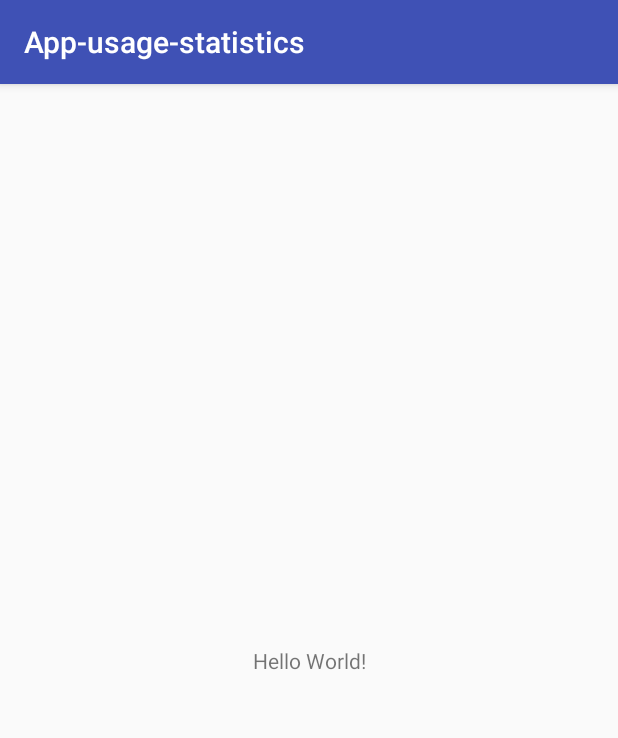
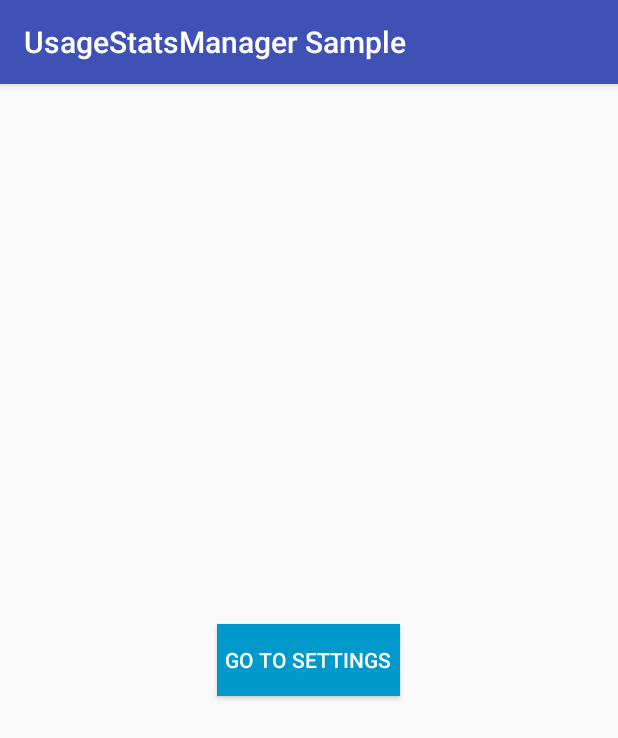
Before and after one commit to arpit7714/App-usage-statistics, an Android app: the screen it shows after launch (MainActivity), on a phone screen of 412 x 824 dp. Shown: the top 738 px of the screen. Run offline under Robolectric (Android 15) with nearby library versions, the phone set to English and light mode, and no system bars.

Commit message:
change mainactivity

```diff
--- a/app/build.gradle
+++ b/app/build.gradle
@@ -1,11 +1,11 @@
 apply plugin: 'com.android.application'
 
 android {
-    compileSdkVersion 27
+    compileSdkVersion 25
     defaultConfig {
         applicationId "com.example.dell.app_usage_statistics"
         minSdkVersion 21
-        targetSdkVersion 27
+        targetSdkVersion 25
         versionCode 1
         versionName "1.0"
         testInstrumentationRunner "android.support.test.runner.AndroidJUnitRunner"
@@ -20,9 +20,14 @@ android {
 
 dependencies {
     implementation fileTree(dir: 'libs', include: ['*.jar'])
-    implementation 'com.android.support:appcompat-v7:27.1.1'
+    implementation 'com.android.support:appcompat-v7:25.1.1'
     implementation 'com.android.support.constraint:constraint-layout:1.1.3'
     testImplementation 'junit:junit:4.12'
     androidTestImplementation 'com.android.support.test:runner:1.0.2'
     androidTestImplementation 'com.android.support.test.espresso:espresso-core:3.0.2'
+    implementation fileTree(dir: 'libs', include: ['*.jar'])
+    androidTestImplementation('com.android.support.test.espresso:espresso-core:2.2.2', {
+        exclude group: 'com.android.support', module: 'support-annotations'
+    })
+    implementation 'com.android.support:recyclerview-v7:25.1.0'
 }
--- a/app/src/main/java/com/example/dell/app_usage_statistics/MainActivity.java
+++ b/app/src/main/java/com/example/dell/app_usage_statistics/MainActivity.java
@@ -2,12 +2,54 @@ package com.example.dell.app_usage_statistics;
 
 import android.support.v7.app.AppCompatActivity;
 import android.os.Bundle;
+import android.widget.AbsListView;
+import android.app.ActionBar;
+import android.app.AppOpsManager;
+import android.app.FragmentManager;
+import android.app.FragmentTransaction;
+import android.content.Context;
+import android.content.Intent;
+import android.graphics.Color;
+import android.graphics.drawable.ColorDrawable;
+import android.location.SettingInjectorService;
+import android.os.AsyncTask;
+import android.os.Bundle;
+import android.provider.Settings;
+import android.support.v4.widget.SwipeRefreshLayout;
+import android.support.v7.app.AppCompatActivity;
+import android.support.v7.widget.DividerItemDecoration;
+import android.support.v7.widget.LinearLayoutManager;
+import android.support.v7.widget.RecyclerView;
+import android.transition.Fade;
+import android.util.Log;
+import android.view.View;
+import android.view.Window;
+import android.widget.ArrayAdapter;
+import android.widget.Button;
+import android.widget.ProgressBar;
+import android.widget.Spinner;
+import android.widget.TextView;
+import android.widget.Button;
+import android.widget.ProgressBar;
+import android.widget.TextView;
 
 public class MainActivity extends AppCompatActivity {
+
+    private ProgressBar progressbar;
+    private TextView  permissionMessage;
+    private Button button;
+    //total usage time
+    private long mtotal;
 
     @Override
     protected void onCreate(Bundle savedInstanceState) {
         super.onCreate(savedInstanceState);
         setContentView(R.layout.activity_main);
+
+        RecyclerView recyclerView = (RecyclerView) findViewById(R.id.recyclerview);
+        progressbar = (ProgressBar) findViewById(R.id.progress_bar);
+        permissionMessage = (TextView) findViewById(R.id.grant_permission_message);
+        button =(Button) findViewById(R.id.permissionbutton);
+
     }
 }
--- a/app/src/main/res/layout/activity_main.xml
+++ b/app/src/main/res/layout/activity_main.xml
@@ -1,18 +1,61 @@
 <?xml version="1.0" encoding="utf-8"?>
-<android.support.constraint.ConstraintLayout xmlns:android="http://schemas.android.com/apk/res/android"
+<RelativeLayout xmlns:android="http://schemas.android.com/apk/res/android"
     xmlns:app="http://schemas.android.com/apk/res-auto"
     xmlns:tools="http://schemas.android.com/tools"
     android:layout_width="match_parent"
     android:layout_height="match_parent"
     tools:context=".MainActivity">
 
+    <android.support.v7.widget.RecyclerView
+        android:id="@+id/recyclerview"
+        android:layout_width="match_parent"
+        android:layout_height="wrap_content"
+        android:layout_below="@+id/fragment1"
+        />
     <TextView
+        android:id="@+id/enable_text"
+        android:layout_width="0dp"
+        android:paddingStart="16dp"
+        android:paddingEnd="16dp"
+        android:layout_height="wrap_content"
+        android:text="total average time"
+        android:textColor="@android:color/black"
+        android:textSize="16sp" />
+
+    <ProgressBar
+        android:id="@+id/progress_bar"
+        style="@style/Base.Widget.AppCompat.ProgressBar"
         android:layout_width="wrap_content"
         android:layout_height="wrap_content"
-        android:text="Hello World!"
-        app:layout_constraintBottom_toBottomOf="parent"
-        app:layout_constraintLeft_toLeftOf="parent"
-        app:layout_constraintRight_toRightOf="parent"
-        app:layout_constraintTop_toTopOf="parent" />
+        android:layout_centerInParent="true" />
 
-</android.support.constraint.ConstraintLayout>
+    <TextView
+        android:id="@+id/grant_permission_message"
+        android:layout_width="match_parent"
+        android:layout_height="wrap_content"
+        android:padding="16dp"
+        android:text="@string/permission_message"
+        android:gravity="center"
+        android:layout_centerInParent="true"
+        android:textAppearance="@style/TextAppearance.AppCompat.Subhead"
+        android:visibility="gone" />
+
+    <Button
+        android:layout_width="wrap_content"
+        android:layout_height="wrap_content"
+        android:id="@+id/permissionbutton"
+        android:text="Go to Settings"
+        android:gravity="center"
+        android:padding="5dp"
+        android:layout_centerInParent="true"
+        android:layout_below="@id/grant_permission_message"
+        android:textColor="@android:color/white"
+        android:background="@android:color/holo_blue_dark"
+        />
+    <RelativeLayout
+        android:id="@+id/fragment1"
+        android:layout_width="match_parent"
+        android:layout_height="wrap_content"
+        />
+
+</RelativeLayout>
--- a/app/src/main/res/values/strings.xml
+++ b/app/src/main/res/values/strings.xml
@@ -1,3 +1,10 @@
 <resources>
-    <string name="app_name">App-usage-statistics</string>
+    <string name="app_name">UsageStatsManager Sample</string>
+    <string name="permission_message">You need to grant access to usage stats\n GRANT PERMISSION</string>
+    <string name="last_time_used_never">Last time used: never</string>
+    <string name="last_time_used">Total time Used (today) %1$s</string>
+    <string name="total">%1$s</string>
+
+    <!-- TODO: Remove or change this placeholder text -->
+    <string name="hello_blank_fragment">Hello blank fragment</string>
 </resources>
```
